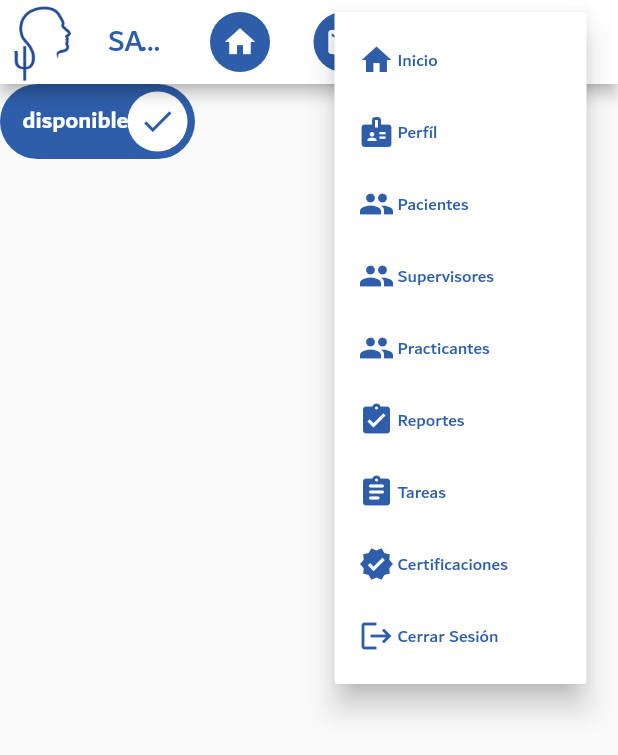
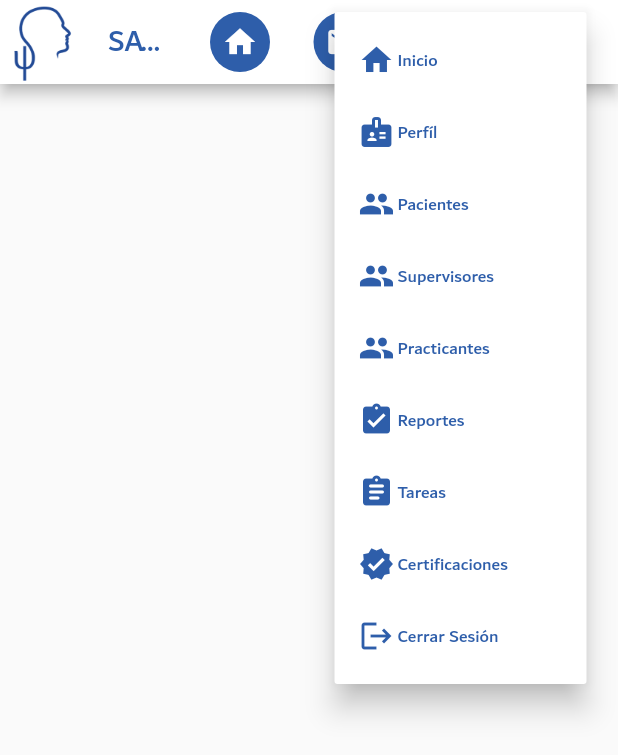
Before and after one commit to DavidHerreraC18/SATP-J, a Flutter app: the VistaAprobacionFormularios screen opened by its route, after a tap on the "arrow drop down" icon, on a phone screen of 412 x 824 dp. Shown: the top 755 px of the screen. Run offline on Flutter 3.47's test engine with Material 2 defaults, Android fonts, the phone set to English and light mode, and no system bars; drawn by our look-alikes of lite_rolling_switch; our stand-ins replace currency_text_input_formatter, date_time_picker, file_picker, firebase_auth, firebase_core, flutter_icons and 1 more; missing offline and left inert: dart:html, dart:js, syncfusion_flutter_pdf, syncfusion_flutter_signaturepad; accounts and stored records are empty; generated files the repository leaves out were written again; network calls fail; statements that could not run were skipped.

Commit message:
Pantallas con Back Funcional y Cambios al Modelo

```diff
--- a/satpj_front_end_web/lib/src/utils/widgets/Dialogos/dialogo_autenticacion.dart
+++ b/satpj_front_end_web/lib/src/utils/widgets/Dialogos/dialogo_autenticacion.dart
@@ -379,6 +379,9 @@ class _AuthDialogState extends State<AuthDialog> {
         Navigator.of(context).pushReplacement(MaterialPageRoute(
             fullscreenDialog: true,
             builder: (context) => RegisterHomePage(paciente)));
+      } else {
+        Navigator.of(context).pushReplacement(MaterialPageRoute(
+            fullscreenDialog: true, builder: (context) => ContadorPage()));
       }
     } else {
       Navigator.of(context).pushReplacement(MaterialPageRoute(
--- a/satpj_front_end_web/lib/src/views/gestionar_pacientes/vista_aprobacion_formularios.dart
+++ b/satpj_front_end_web/lib/src/views/gestionar_pacientes/vista_aprobacion_formularios.dart
@@ -18,30 +18,12 @@ class VistaAprobacionFormularios extends StatelessWidget {
   @override
   Widget build(BuildContext context) {
     return Scaffold(
-        appBar: toolbarAuxiliarAdministrativo(context),
-        body: Row(
-          children: [
-            LiteRollingSwitch(
-              //initial value
-              value: true,
-              textOn: 'disponible',
-              textOff: 'ocupado',
-              colorOn: kPrimaryColor,
-              colorOff: kAccentColor,
-              iconOn: Icons.done,
-              iconOff: Icons.remove_circle_outline,
-              textSize: 16.0,
-              onChanged: (bool state) {
-                //Use it to manage the different states
-                print('Current State of SWITCH IS: $state');
-              },
-            ),
-            ChangeNotifierProvider<FormularioNotifier>(
-              create: (_) => FormularioNotifier(),
-              child: _InternalWidget(),
-            ),
-          ],
-        ));
+      appBar: toolbarAuxiliarAdministrativo(context),
+      body: ChangeNotifierProvider<FormularioNotifier>(
+        create: (_) => FormularioNotifier(),
+        child: _InternalWidget(),
+      ),
+    );
   }
 }
 
```
Also changed, not shown: 1 other file.
